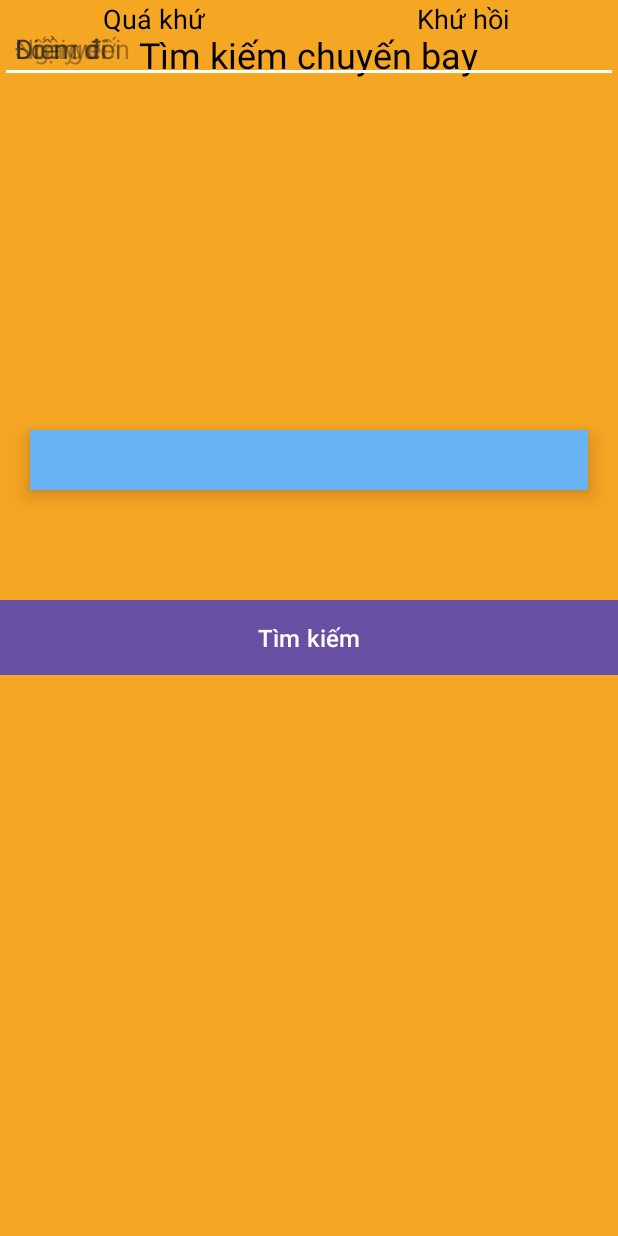
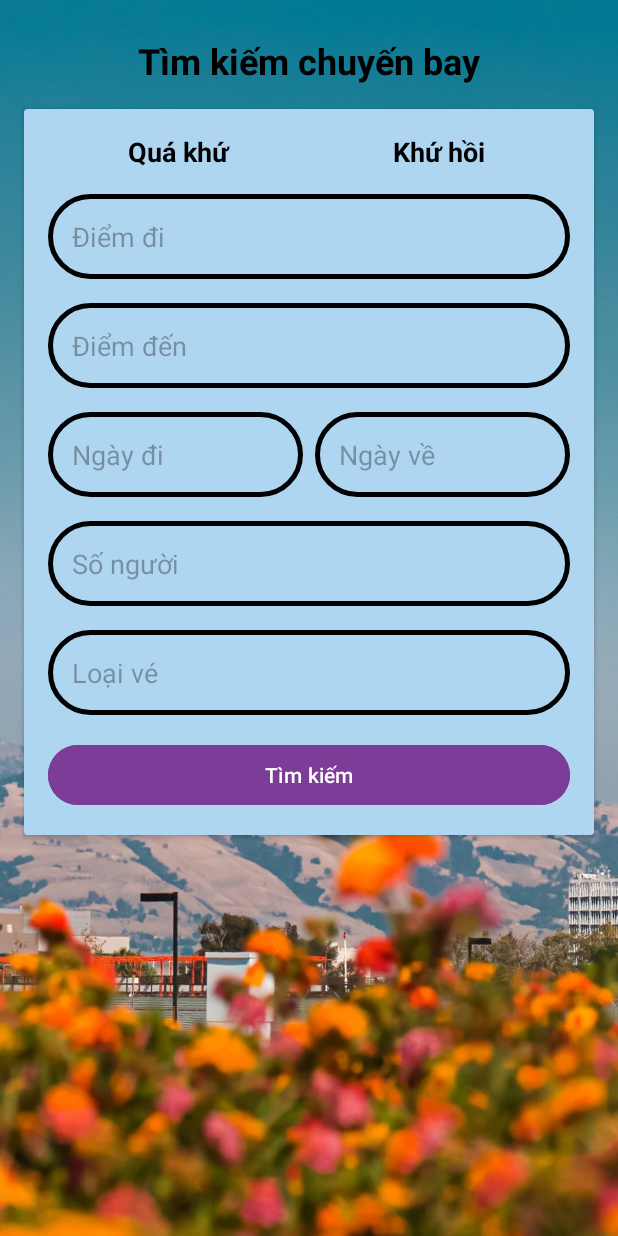
Before and after one commit to congnguyen2005/FlightBookingSystem, an Android app: the layout activity_search_flights.xml on its own in the app's theme, with its tools: preview values and no code run, on a phone screen of 412 x 824 dp. Run offline under Robolectric (Android 15) with nearby library versions, the phone set to English and light mode, and no system bars.

Commit message:
tim kiem chuyen bay

```diff
--- a/app/src/main/AndroidManifest.xml
+++ b/app/src/main/AndroidManifest.xml
@@ -6,23 +6,20 @@
         android:allowBackup="true"
         android:dataExtractionRules="@xml/data_extraction_rules"
         android:fullBackupContent="@xml/backup_rules"
-        android:icon="@mipmap/ic_launcher"
-        android:label="@string/app_name"
-        android:roundIcon="@mipmap/ic_launcher_round"
+        android:icon="@drawable/backgroud"
+
+        android:roundIcon="@drawable/backgroud"
         android:supportsRtl="true"
         android:theme="@style/Theme.FlightBookingSystem"
         tools:targetApi="31">
         <activity
-            android:name=".SearchFlights"
-            android:exported="false" />
-        <activity
             android:name=".RegisterActivity"
             android:exported="false" />
         <activity
-            android:name=".LogimActivity"
+            android:name=".MainActivity"
             android:exported="false" />
         <activity
-            android:name=".MainActivity"
+            android:name=".LogimActivity"
             android:exported="true">
             <intent-filter>
                 <action android:name="android.intent.action.MAIN" />
--- a/app/src/main/res/layout/activity_search_flights.xml
+++ b/app/src/main/res/layout/activity_search_flights.xml
@@ -1,135 +1,194 @@
-<?xml version="1.0" encoding="utf-8"?>
-<RelativeLayout xmlns:android="http://schemas.android.com/apk/res/android"
+<LinearLayout
+    xmlns:android="http://schemas.android.com/apk/res/android"
     android:layout_width="match_parent"
     android:layout_height="match_parent"
-    android:background="#F5A623">
+    android:orientation="vertical"
+    android:background="@drawable/backgroud">
 
-    <!-- Title TextView -->
+    <!-- Tiêu đề -->
     <TextView
-        android:id="@+id/tvTitle"
         android:layout_width="wrap_content"
         android:layout_height="wrap_content"
-        android:layout_centerHorizontal="true"
-        android:layout_marginTop="20dp"
         android:text="Tìm kiếm chuyến bay"
         android:textSize="24sp"
-        android:textColor="#000000" />
+        android:textColor="#000000"
+        android:layout_gravity="center_horizontal"
+        android:layout_marginTop="24dp"
+        android:textStyle="bold"/>
 
-    <!-- Search Container -->
-
-    <!-- Tabs for Round Trip and One Way -->
-    <LinearLayout
+    <!-- CardView để chứa form tìm kiếm -->
+    <androidx.cardview.widget.CardView
         android:layout_width="match_parent"
         android:layout_height="wrap_content"
-        android:layout_below="@id/tvTitle"
+        android:layout_margin="16dp"
         android:layout_gravity="center"
-        android:layout_marginStart="20dp"
-        android:layout_marginTop="234dp"
-        android:layout_marginEnd="20dp"
-        android:background="#80C7FA"
-        android:backgroundTint="#D1E6F9"
-        android:backgroundTintMode="multiply"
-        android:elevation="8dp"
-        android:orientation="vertical"
-        android:padding="20dp" />
+        android:backgroundTint="#AED6F1">
 
         <LinearLayout
             android:layout_width="match_parent"
             android:layout_height="wrap_content"
-        android:orientation="horizontal"
-        android:layout_gravity="center">
+            android:orientation="vertical"
+            android:padding="16dp">
 
-        <!-- One Way Tab -->
+            <!-- Tabs for "Quá khứ" and "Khứ hồi" -->
+            <LinearLayout
+                android:layout_width="match_parent"
+                android:layout_height="wrap_content"
+                android:orientation="horizontal">
+
                 <TextView
+                    android:id="@+id/tab_qua_khu"
                     android:layout_width="0dp"
                     android:layout_height="wrap_content"
                     android:layout_weight="1"
-            android:gravity="center"
                     android:text="Quá khứ"
                     android:textSize="18sp"
-            android:textColor="#000000" />
+                    android:textColor="#000000"
+                    android:gravity="center"
+                    android:textStyle="bold"/>
 
-        <!-- Round Trip Tab -->
                 <TextView
+                    android:id="@+id/tab_khu_hoi"
                     android:layout_width="0dp"
                     android:layout_height="wrap_content"
                     android:layout_weight="1"
-            android:gravity="center"
                     android:text="Khứ hồi"
                     android:textSize="18sp"
-            android:textColor="#000000" />
+                    android:textColor="#000000"
+                    android:gravity="center"
+                    android:textStyle="bold"/>
             </LinearLayout>
 
-    <!-- Departure Input -->
-    <EditText
-        android:id="@+id/etDeparture"
+            <!-- Điểm đi -->
+            <LinearLayout
                 android:layout_width="match_parent"
                 android:layout_height="wrap_content"
-        android:layout_marginTop="10dp"
+                android:orientation="horizontal"
+                android:layout_marginTop="16dp"
+                android:background="@drawable/custom_edittex"
+                android:padding="8dp">
+
+                <EditText
+                    android:id="@+id/edittext_diem_di"
+                    android:layout_width="0dp"
+                    android:layout_height="wrap_content"
+                    android:layout_weight="1"
                     android:hint="Điểm đi"
+                    android:padding="8dp"
+                    android:background="@android:color/transparent"/>
+            </LinearLayout>
 
-        android:paddingStart="10dp"
-        android:backgroundTint="#FFFFFF"
-        android:drawablePadding="10dp" />
-
-    <!-- Arrival Input -->
-    <EditText
-        android:id="@+id/etArrival"
+            <!-- Điểm đến -->
+            <LinearLayout
                 android:layout_width="match_parent"
                 android:layout_height="wrap_content"
-        android:layout_marginTop="10dp"
+                android:orientation="horizontal"
+                android:layout_marginTop="16dp"
+                android:background="@drawable/custom_edittex"
+                android:padding="8dp">
+
+                <EditText
+                    android:id="@+id/edittext_diem_den"
+                    android:layout_width="0dp"
+                    android:layout_height="wrap_content"
+                    android:layout_weight="1"
                     android:hint="Điểm đến"
+                    android:padding="8dp"
+                    android:background="@android:color/transparent"/>
+            </LinearLayout>
 
-        android:paddingStart="10dp"
-        android:backgroundTint="#FFFFFF"
-        android:drawablePadding="10dp" />
-
-    <!-- Date Picker Input -->
-    <EditText
-        android:id="@+id/etDate"
+            <!-- Ngày đi và Ngày về -->
+            <LinearLayout
                 android:layout_width="match_parent"
                 android:layout_height="wrap_content"
-        android:layout_marginTop="10dp"
+                android:orientation="horizontal"
+                android:layout_marginTop="16dp">
+
+                <LinearLayout
+                    android:layout_width="0dp"
+                    android:layout_height="wrap_content"
+                    android:layout_weight="1"
+                    android:orientation="horizontal"
+                    android:background="@drawable/custom_edittex"
+                    android:padding="8dp">
+
+                    <EditText
+                        android:id="@+id/edittext_ngay_di"
+                        android:layout_width="0dp"
+                        android:layout_height="wrap_content"
+                        android:layout_weight="1"
                         android:hint="Ngày đi"
+                        android:padding="8dp"
+                        android:background="@android:color/transparent"/>
+                </LinearLayout>
 
-        android:paddingStart="10dp"
-        android:backgroundTint="#FFFFFF"
-        android:drawablePadding="10dp" />
+                <LinearLayout
+                    android:layout_width="0dp"
+                    android:layout_height="wrap_content"
+                    android:layout_weight="1"
+                    android:orientation="horizontal"
+                    android:background="@drawable/custom_edittex"
+                    android:padding="8dp"
+                    android:layout_marginStart="8dp">
 
-    <!-- Passenger Count Input -->
                     <EditText
-        android:id="@+id/etPassengerCount"
+                        android:id="@+id/edittext_ngay_ve"
+                        android:layout_width="0dp"
+                        android:layout_height="wrap_content"
+                        android:layout_weight="1"
+                        android:hint="Ngày về"
+                        android:padding="8dp"
+                        android:background="@android:color/transparent"/>
+                </LinearLayout>
+            </LinearLayout>
+
+            <!-- Số người -->
+            <LinearLayout
                 android:layout_width="match_parent"
                 android:layout_height="wrap_content"
-        android:layout_marginTop="10dp"
+                android:orientation="horizontal"
+                android:layout_marginTop="16dp"
+                android:background="@drawable/custom_edittex"
+                android:padding="8dp">
+
+                <EditText
+                    android:id="@+id/edittext_so_nguoi"
+                    android:layout_width="0dp"
+                    android:layout_height="wrap_content"
+                    android:layout_weight="1"
                     android:hint="Số người"
-        android:paddingStart="10dp"
-        android:backgroundTint="#FFFFFF"
-        android:drawablePadding="10dp" />
+                    android:padding="8dp"
+                    android:background="@android:color/transparent"/>
+            </LinearLayout>
 
-    <!-- Ticket Type Input -->
-    <EditText
-        android:id="@+id/etTicketType"
+            <!-- Loại vé -->
+            <LinearLayout
                 android:layout_width="match_parent"
                 android:layout_height="wrap_content"
-        android:layout_marginTop="10dp"
+                android:orientation="horizontal"
+                android:layout_marginTop="16dp"
+                android:background="@drawable/custom_edittex"
+                android:padding="8dp">
+
+                <EditText
+                    android:id="@+id/edittext_loai_ve"
+                    android:layout_width="0dp"
+                    android:layout_height="wrap_content"
+                    android:layout_weight="1"
                     android:hint="Loại vé"
-        android:paddingStart="10dp"
-        android:backgroundTint="#FFFFFF"
-        android:drawablePadding="10dp" />
+                    android:padding="8dp"
+                    android:background="@android:color/transparent"/>
+            </LinearLayout>
 
-    <!-- Search Button -->
+            <!-- Tìm kiếm Button -->
             <Button
-        android:id="@+id/btnSearch"
+                android:id="@+id/button_tim_kiem"
                 android:layout_width="match_parent"
                 android:layout_height="wrap_content"
-        android:layout_marginTop="400dp"
-        android:background="#5D5DBA"
-        android:gravity="center"
-        android:padding="10dp"
+                android:layout_marginTop="16dp"
+                android:backgroundTint="#7D3C98"
                 android:text="Tìm kiếm"
-        android:textColor="#FFFFFF"
-        android:textSize="16sp"
-        />
-
-</RelativeLayout>
+                android:textColor="#FFFFFF"/>
+        </LinearLayout>
+    </androidx.cardview.widget.CardView>
+</LinearLayout>
```
Lines whose indentation alone changed are shown as unchanged.
